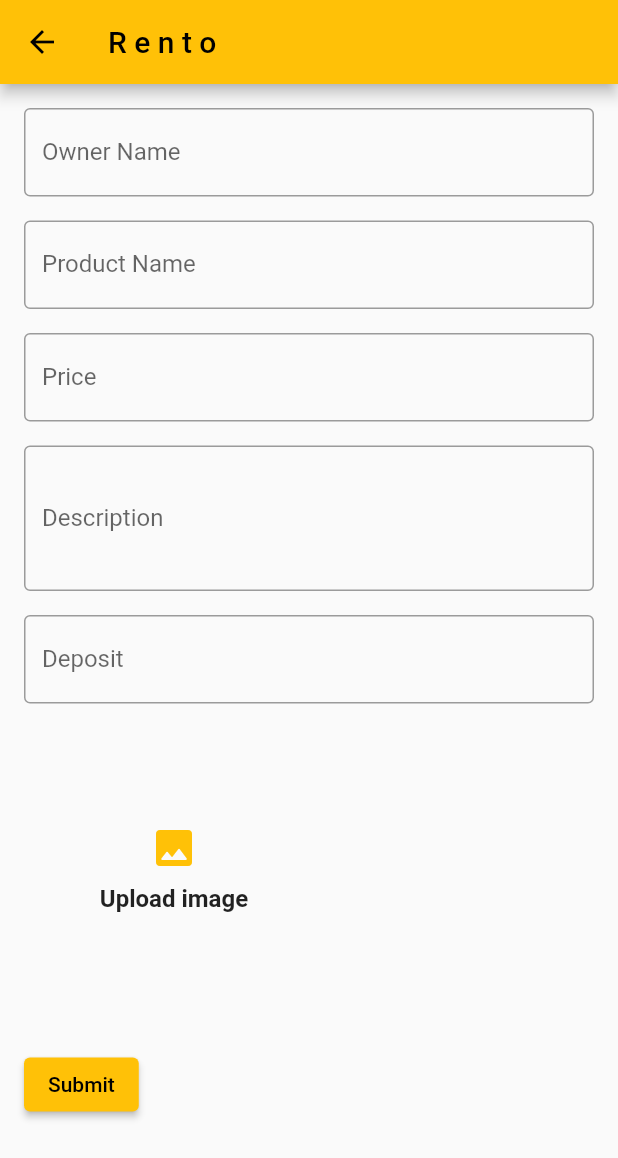
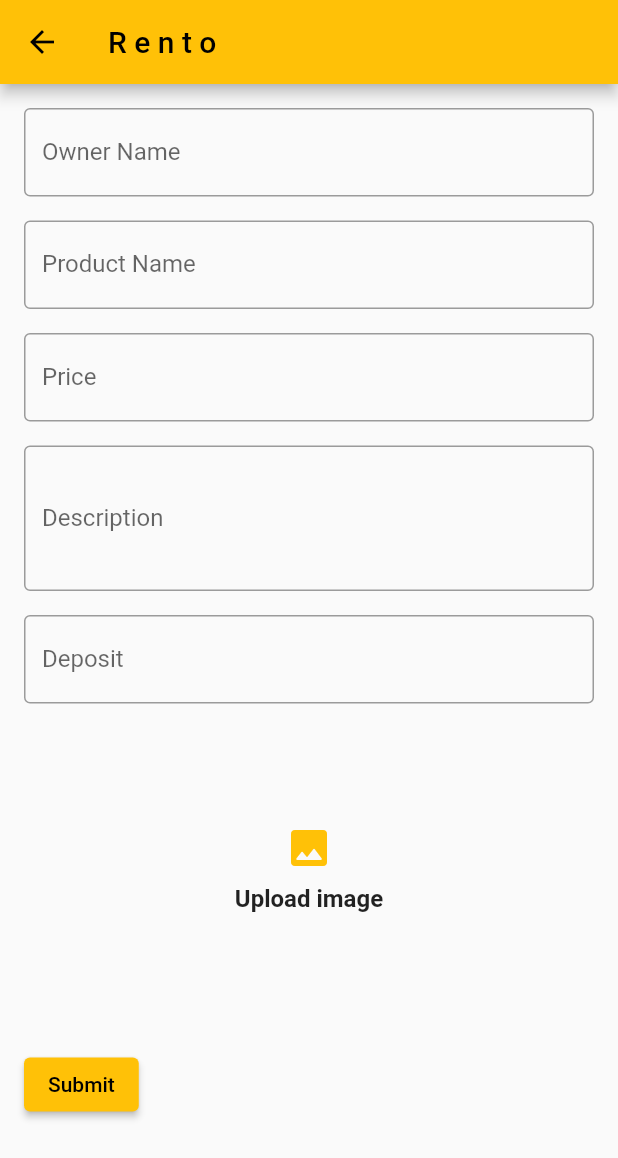
Before and after one commit to whynotdev/rentalapp, a Flutter app: the RentPage screen opened directly, on a phone screen of 412 x 824 dp. Shown: the top 1158 px of the screen. Run offline on Flutter 3.47's test engine with Material 2 defaults, Android fonts, the phone set to English and light mode, and no system bars; our stand-ins replace animated_splash_screen, carousel_slider, cloud_firestore, firebase_auth, firebase_core, firebase_storage and 3 more; accounts and stored records are empty.

```diff
--- a/lib/screens/rent_page.dart
+++ b/lib/screens/rent_page.dart
@@ -140,8 +140,9 @@ class _RentPageState extends State<RentPage> {
                   controller: _depositController,
                 ),
                 SizedBox(height: 10,),
-
-                Container(
+                //Upload Images button
+                Center(
+                  child: Container(
                     height: 200,
                     width: 200,
                     child: GestureDetector(
@@ -188,6 +189,7 @@ class _RentPageState extends State<RentPage> {
                                     ),
                                   ),
                                 ],
+                              ),
                       ),
                     ),
                   ),
```
Lines whose indentation alone changed are shown as unchanged.
